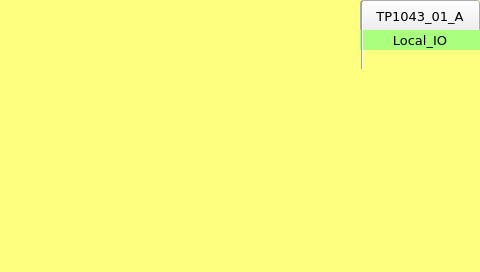
The window that TP1043_RTU/Local_IO_HMI/page100.ui (MECTsrl/mect_apps) describes before a commit, drawn with Qt 5.
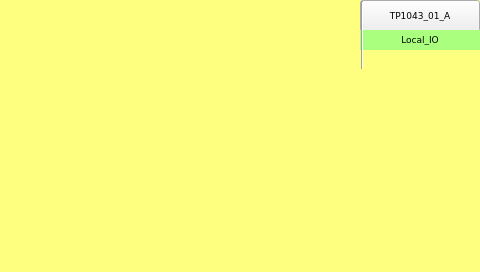
The same window after the commit. Custom widgets are drawn as their Qt base class.

Patch:
```diff
--- a/TP1043_RTU/Local_IO_HMI/page100.ui
+++ b/TP1043_RTU/Local_IO_HMI/page100.ui
@@ -43,7 +43,7 @@
    <property name="font">
     <font>
      <family>DejaVu Sans</family>
-     <pointsize>10</pointsize>
+  <pointsize>7</pointsize>
      <weight>50</weight>
      <bold>false</bold>
     </font>
@@ -111,7 +111,7 @@
    <property name="font">
     <font>
      <family>DejaVu Sans</family>
-     <pointsize>10</pointsize>
+  <pointsize>7</pointsize>
     </font>
    </property>
    <property name="styleSheet">
```
Left out of the diff: 6 changed lines with no effect on the pictures. Lines whose indentation alone changed are shown as unchanged.
